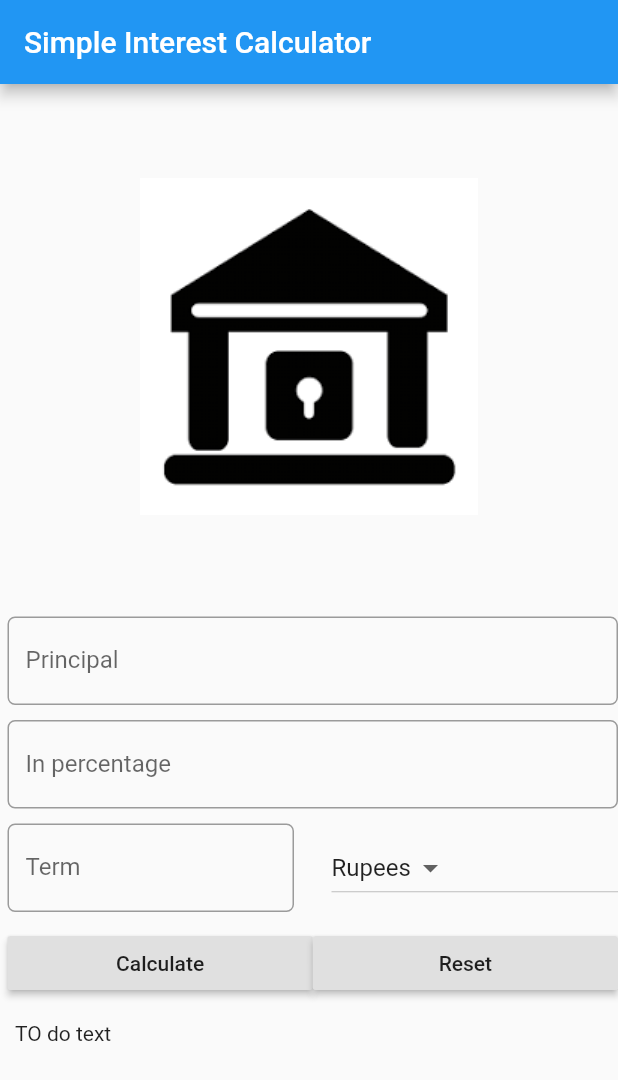
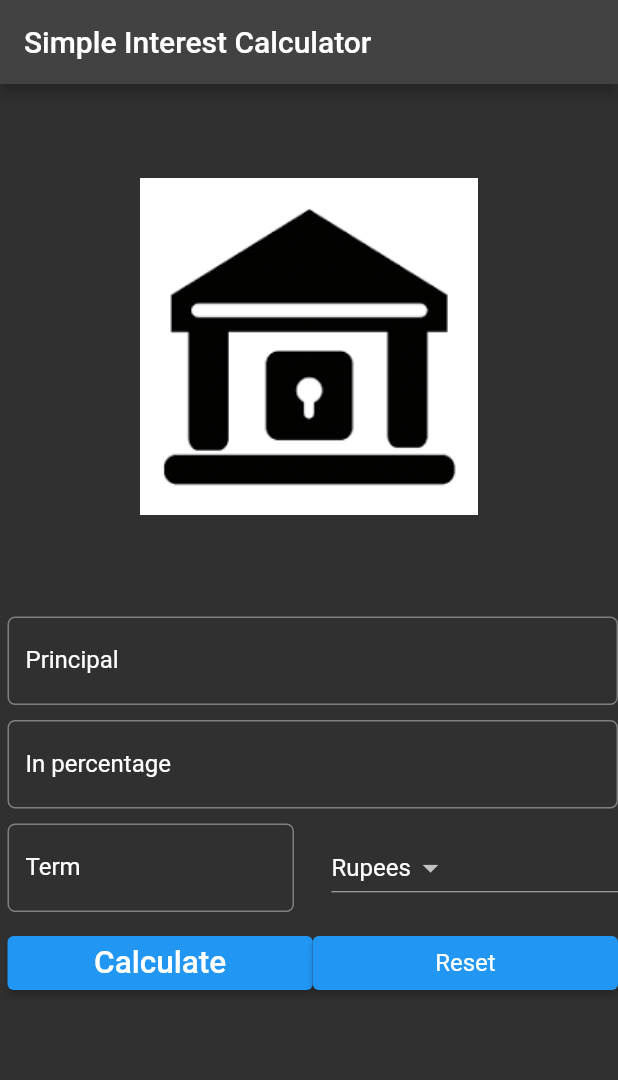
Before and after one commit to janvist/Simple-Interest-Calculator, a Flutter app: the screen it shows after launch, after a tap on "Calculate", on a phone screen of 412 x 824 dp. Shown: the top 1080 px of the screen. Run offline on Flutter 3.47's test engine with Material 2 defaults, Android fonts, the phone set to English and light mode, and no system bars.

Commit message:
new update

```diff
--- a/lib/main.dart
+++ b/lib/main.dart
@@ -2,8 +2,13 @@ import 'package:flutter/material.dart';
 
 void main() {
   runApp(MaterialApp(
+    debugShowCheckedModeBanner: false,
     title: "Simple Interest Calculator App",
     home: SI(),
+    theme: ThemeData(
+        brightness: Brightness.dark,
+        primaryColor: Colors.blue,
+        accentColor: Colors.indigoAccent),
   ));
 }
 
@@ -17,9 +22,17 @@ class SI extends StatefulWidget {
 class _SIState extends State<SI> {
   var _currencies = ['Rupees', 'Dollar', 'Pounds'];
   final _minimumpadding = 5.0;
+  var _currentItemSelected = 'Rupees';
+
+  TextEditingController principalcontroller = TextEditingController();
+  TextEditingController roicontroller = TextEditingController();
+  TextEditingController termcontroller = TextEditingController();
+
+  var displayresult= " ";
 
   @override
   Widget build(BuildContext context) {
+    TextStyle? textStyle = Theme.of(context).textTheme.titleMedium;
     return Scaffold(
       //resizeToAvoidBottomInset: false,
       appBar: AppBar(
@@ -41,8 +54,11 @@ class _SIState extends State<SI> {
                   left: _minimumpadding),
               child: TextField(
                 keyboardType: TextInputType.number,
+                style: textStyle,
+                controller: principalcontroller,
                 decoration: InputDecoration(
                     labelText: 'Principal',
+                    labelStyle: textStyle,
                     hintText: 'Enter principal e.g. 12000 ',
                     border: OutlineInputBorder(
                         borderRadius: BorderRadius.circular(5.0))),
@@ -55,8 +71,11 @@ class _SIState extends State<SI> {
                   left: _minimumpadding),
               child: TextField(
                 keyboardType: TextInputType.number,
+                style: textStyle,
+                controller: roicontroller,
                 decoration: InputDecoration(
                     labelText: 'In percentage',
+                    labelStyle: textStyle,
                     hintText: 'enter rate of interest e.g. 2',
                     border: OutlineInputBorder(
                         borderRadius: BorderRadius.circular(5.0))),
@@ -72,8 +91,11 @@ class _SIState extends State<SI> {
                     Expanded(
                       child: TextField(
                         keyboardType: TextInputType.number,
+                        style: textStyle,
+                        controller: termcontroller,
                         decoration: InputDecoration(
                             labelText: 'Term',
+                            labelStyle: textStyle,
                             hintText: 'Time in years ',
                             border: OutlineInputBorder(
                                 borderRadius: BorderRadius.circular(5.0))),
@@ -90,8 +112,11 @@ class _SIState extends State<SI> {
                           child: Text(value),
                         );
                       }).toList(),
-                      value: 'Rupees',
-                      onChanged: (dynamic newvalueselected) {},
+                      value: _currentItemSelected,
+                      style: textStyle,
+                      onChanged: (dynamic newvalueselected) {
+                        _ondropdownitemselected(newvalueselected);
+                      },
                     )),
                   ],
                 )),
@@ -103,20 +128,31 @@ class _SIState extends State<SI> {
                 child: Row(
                   children: <Widget>[
                     Expanded(
-                        child: RaisedButton(
-                      child: Text("Calculate"),
-                      onPressed: () {},
+                        child: ElevatedButton(
+                      child: Text("Calculate", textScaleFactor: 1.5),
+                      onPressed: () {
+                        setState(() {
+                          this.displayresult= _calculatetotalreturn();
+                        });
+                      },
                     )),
                     Expanded(
-                        child: RaisedButton(
-                      child: Text("Reset"),
+                        child: ElevatedButton(
+                      child: Text(
+                        "Reset",
+                        style: textStyle,
+                      ),
                       onPressed: () {},
                     )),
                   ],
                 )),
             Padding(
               padding: EdgeInsets.all(_minimumpadding * 2),
-              child: Text('TO do text'),
+              child: Text(
+                this. displayresult,
+                style: textStyle,
+                textScaleFactor: 1.5,
+              ),
             )
           ],
         ),
@@ -138,4 +174,22 @@ class _SIState extends State<SI> {
       alignment: Alignment.center,
     );
   }
+
+  void _ondropdownitemselected(dynamic newvalueselected) {
+    setState(() {
+      this._currentItemSelected = newvalueselected;
+    });
+  }
+
+String _calculatetotalreturn() {
+  double p = double.parse(principalcontroller.text);
+  double r = double.parse(roicontroller.text);
+  double t = double.parse(termcontroller.text);
+
+  double totalamount = p + (p * r * t) / 100;
+
+  String result = 'After $t years, your investment will be worth $totalamount $_currentItemSelected';
+
+  return result;
 }
+}
```
